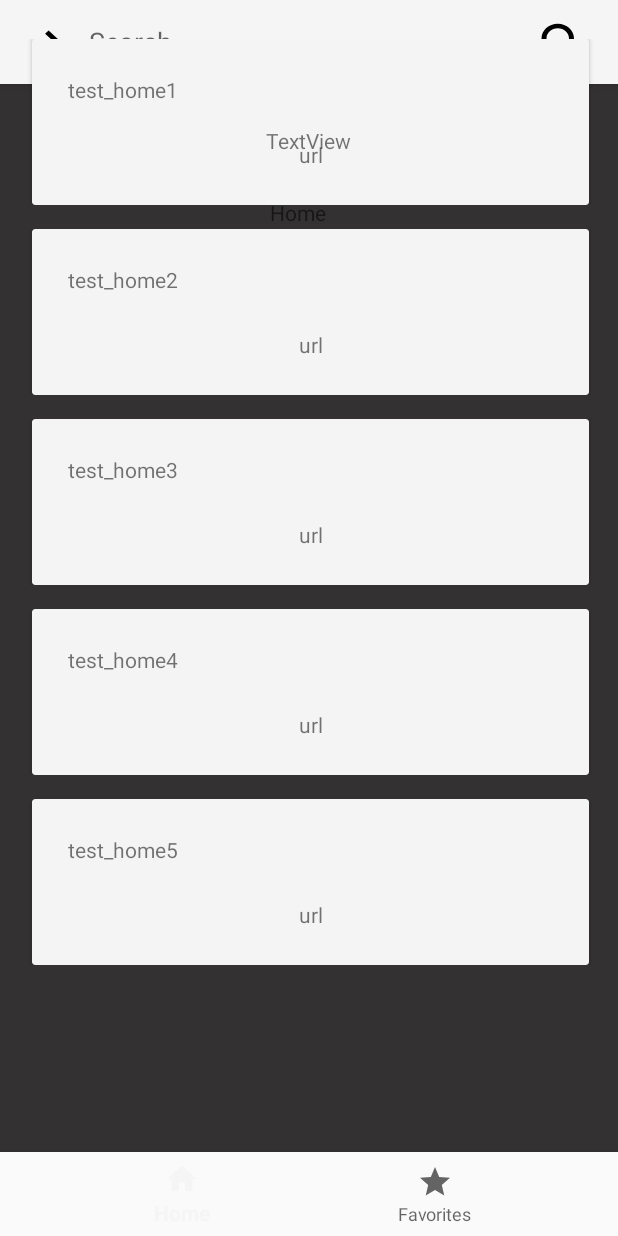
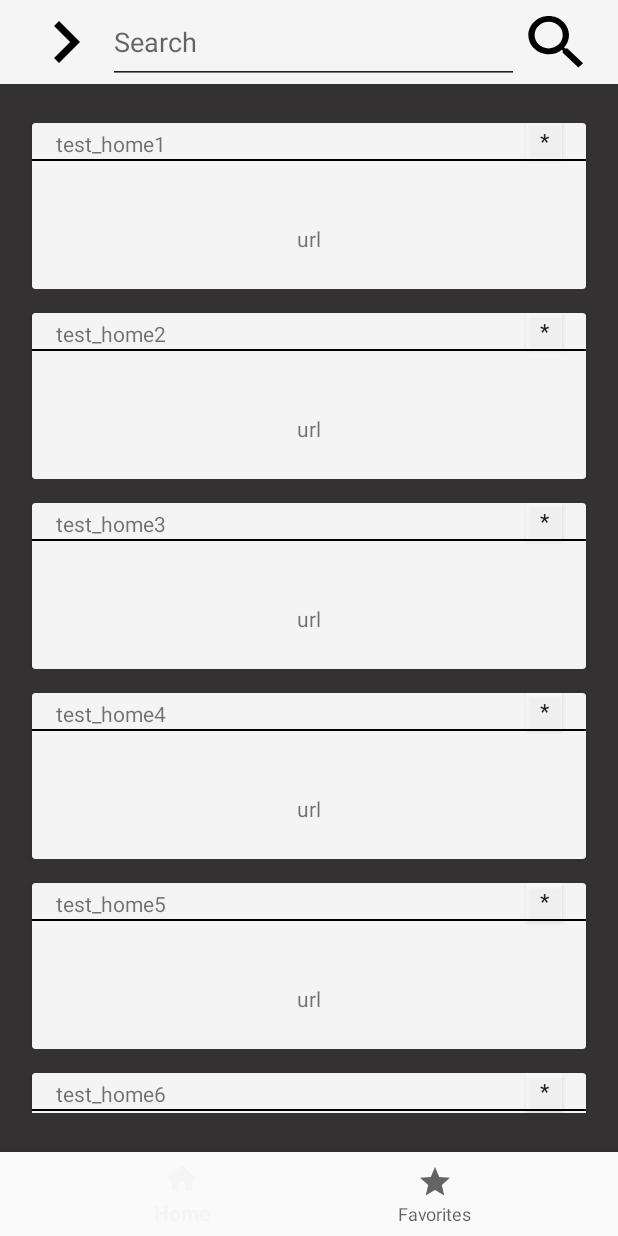
Before and after one commit to LaniJW/m335-dylans-danielas-laniw, an Android app: the screen it shows after launch (MainActivity), on a phone screen of 412 x 824 dp. Run offline under Robolectric (Android 15) with nearby library versions, the phone set to English and light mode, and no system bars.

Commit message:
added search by id function and udpated cards a little

```diff
--- a/app/src/main/java/com/example/bottom_nav_test/Comic.java
+++ b/app/src/main/java/com/example/bottom_nav_test/Comic.java
@@ -2,6 +2,7 @@ package com.example.bottom_nav_test;
 
 public class Comic {
 
+    private int id;
     private String title;
     private String safe_title;
     private String url;
@@ -11,12 +12,17 @@ public class Comic {
     private int transcript;
     private int alt;
 
-    public Comic(String title, String url){
+    public Comic(int id, String title, String url){
+        this.id = id;
         this.title = title;
         this.url = url;
     }
 
     //(TODO) add constructor for detal view and getters/setters
+
+    public int getId() { return this.id; }
+
+    public void setId() { this.id = id; }
 
     public String getTitle(){
         return this.title;
--- a/app/src/main/java/com/example/bottom_nav_test/MainActivity.java
+++ b/app/src/main/java/com/example/bottom_nav_test/MainActivity.java
@@ -17,10 +17,9 @@ import java.util.ArrayList;
 import java.util.List;
 
 public class MainActivity extends AppCompatActivity {
-    private TextView mTextMessage;
     private SearchBar searchBarClass;
     private EditText searchTextField;
-    ArrayList<Integer> comicID = new ArrayList<>();
+    ArrayList<Comic> comicID = new ArrayList<>();
     private ListView mMainListView;
     private Context context;
 
@@ -34,7 +33,7 @@ public class MainActivity extends AppCompatActivity {
                     // test data for card list view in home
                     List<Comic> homeComicList = new ArrayList<>();
                     for(int i = 1; i <= 12; i++){
-                        Comic comic1 = new Comic("test_home" + i, "url");
+                        Comic comic1 = new Comic(i,"test_home" + i, "url");
                         homeComicList.add(comic1);
                     }
                     mMainListView.setAdapter(new ComicAdapter(context, new ArrayList<Comic>()));
@@ -44,7 +43,7 @@ public class MainActivity extends AppCompatActivity {
                     // test data for card list view in favorites
                     List<Comic> favComicList = new ArrayList<>();
                     for(int i = 1; i <= 12; i++){
-                        Comic comic1 = new Comic("test_fav" + i, "url");
+                        Comic comic1 = new Comic(i,"test_fav" + i, "url");
                         favComicList.add(comic1);
                     }
                     mMainListView.setAdapter(new ComicAdapter(context, new ArrayList<Comic>()));
@@ -60,13 +59,13 @@ public class MainActivity extends AppCompatActivity {
         super.onCreate(savedInstanceState);
         setContentView(R.layout.activity_main);
 
+        mMainListView = findViewById(R.id.main_listView);
+        context = this.getApplicationContext();
+
         // Toolbar
-        comicID.add(6);
-        comicID.add(5);
-        comicID.add(4);
-        comicID.add(3);
-        comicID.add(2);
-        comicID.add(1);
+        for(int i = 1; i <= 6; i++){
+            comicID.add(new Comic(i, "searchtest" + i, "img_url" + i));
+        }
 
         Toolbar searchBar = findViewById(R.id.search_bar);
         setSupportActionBar(searchBar);
@@ -79,20 +78,17 @@ public class MainActivity extends AppCompatActivity {
         BottomNavigationView navView = findViewById(R.id.nav_view);
         navView.setOnNavigationItemSelectedListener(mOnNavigationItemSelectedListener);
 
-        mMainListView = findViewById(R.id.main_listView);
-        context = this.getApplicationContext();
-
         // test data for card list view in home
         List<Comic> homeComicList = new ArrayList<>();
         for(int i = 1; i <= 12; i++){
-            Comic comic1 = new Comic("test_home" + i, "url");
+            Comic comic1 = new Comic(i,"test_home" + i, "url");
             homeComicList.add(comic1);
         }
 
         // test data for card list view in favorites
         List<Comic> favComicList = new ArrayList<>();
         for(int i = 1; i <= 12; i++){
-            Comic comic1 = new Comic("test_fav" + i, "url");
+            Comic comic1 = new Comic(i,"test_fav" + i, "url");
             favComicList.add(comic1);
         }
 
@@ -104,8 +100,9 @@ public class MainActivity extends AppCompatActivity {
         public void onClick(View button1){
             searchBarClass = new SearchBar();
             searchTextField = findViewById(R.id.search_bar_text_field);
-            mTextMessage = findViewById(R.id.textView4);
-            searchBarClass.performSearch(comicID, searchTextField, mTextMessage);
+            mMainListView = findViewById(R.id.main_listView);
+            mMainListView.setAdapter(new ComicAdapter(context, searchBarClass.performSearch(
+                    comicID, searchTextField)));
         }
     };
 
--- a/app/src/main/java/com/example/bottom_nav_test/SearchBar.java
+++ b/app/src/main/java/com/example/bottom_nav_test/SearchBar.java
@@ -2,33 +2,33 @@ package com.example.bottom_nav_test;
 
 import android.support.v7.app.AppCompatActivity;
 
+import android.widget.ArrayAdapter;
 import android.widget.EditText;
 import android.widget.TextView;
 
 import java.util.ArrayList;
+import java.util.List;
 
 public class SearchBar extends AppCompatActivity {
 
-    public void performSearch(ArrayList<Integer> list, EditText searchTextField, TextView text){
-
+    public List<Comic> performSearch(ArrayList<Comic> list, EditText searchTextField){
+        List<Comic> comicsForSearch = new ArrayList<>();
         String searchedID = searchTextField.getText().toString();
-        text.setText("No comic with ID \"" + searchedID + "\" found.");
 
         if(searchedID.equals("") || searchedID.equals("*")){
-            for(int ID : list){
-                text.setText("I would print everything out!");
+            for(Comic comic : list){
+                comicsForSearch.add(comic);
             }
         } else if(searchedID.matches("\\d")){
-            for(int ID : list) {
-                if (ID == Integer.valueOf(searchedID)) {
-                    text.setText(ID + " found");
+            for(Comic comic : list) {
+                if (comic.getId() == Integer.valueOf(searchedID)) {
+                    comicsForSearch.add(comic);
                 }
             }
         } else {
-            text.setText("Invalid input type.");
         }
 
-
+        return comicsForSearch;
     }
 
     public void openDropdown() {
--- a/app/src/main/res/layout/activity_main.xml
+++ b/app/src/main/res/layout/activity_main.xml
@@ -8,25 +8,10 @@
     android:background="@color/pageBackgroundColor"
     tools:context=".MainActivity">
 
-    <include
-        android:id="@+id/include"
-        layout="@layout/searchbar"
-        tools:layout_editor_absoluteX="0dp"
-        tools:layout_editor_absoluteY="16dp" />
-
-    <TextView
-        android:id="@+id/message"
-        android:layout_width="45dp"
-        android:layout_height="23dp"
-        android:layout_marginLeft="180dp"
-        android:layout_marginTop="132dp"
-        android:text="@string/title_home"
-        app:layout_constraintLeft_toLeftOf="parent"
-        app:layout_constraintTop_toTopOf="@+id/include" />
     <ListView
         android:id="@+id/main_listView"
-        android:layout_width="414dp"
-        android:layout_height="675dp"
+        android:layout_width="0dp"
+        android:layout_height="0dp"
         android:divider="@color/dividerColor"
         android:dividerHeight="@dimen/listView_itemSpacing"
         android:paddingLeft="@dimen/listView_sidePadding"
@@ -34,11 +19,16 @@
         android:paddingRight="@dimen/listView_sidePadding"
         android:paddingBottom="@dimen/listView_topPadding"
         app:layout_constraintBottom_toTopOf="@+id/nav_view"
-        app:layout_constraintEnd_toEndOf="parent"
+        app:layout_constraintEnd_toEndOf="@+id/include"
         app:layout_constraintHorizontal_bias="0.0"
-        app:layout_constraintStart_toStartOf="parent"
-        app:layout_constraintTop_toTopOf="parent"
-        app:layout_constraintVertical_bias="0.0" />
+        app:layout_constraintStart_toStartOf="@+id/include"
+        app:layout_constraintTop_toBottomOf="@+id/include">
+
+    </ListView>
+
+    <include
+        android:id="@+id/include"
+        layout="@layout/searchbar" />
 
     <android.support.design.widget.BottomNavigationView
         android:id="@+id/nav_view"
@@ -50,19 +40,4 @@
         app:layout_constraintRight_toRightOf="parent"
         app:menu="@menu/bottom_nav_menu" />
 
-    <TextView
-        android:id="@+id/textView4"
-        android:layout_width="wrap_content"
-        android:layout_height="wrap_content"
-        android:layout_marginTop="84dp"
-        android:layout_marginEnd="8dp"
-        android:layout_marginBottom="8dp"
-        android:text="TextView"
-        app:layout_constraintBottom_toTopOf="@+id/message"
-        app:layout_constraintEnd_toEndOf="parent"
-        app:layout_constraintHorizontal_bias="0.511"
-        app:layout_constraintStart_toStartOf="parent"
-        app:layout_constraintTop_toTopOf="@+id/include"
-        app:layout_constraintVertical_bias="0.0" />
-
 </android.support.constraint.ConstraintLayout>
--- a/app/src/main/res/layout/comic_card.xml
+++ b/app/src/main/res/layout/comic_card.xml
@@ -20,6 +20,41 @@
 
 
             <TextView
+                android:id="@+id/comicTitle"
+                android:layout_width="0dp"
+                android:layout_height="wrap_content"
+                android:layout_marginStart="16dp"
+                android:layout_marginBottom="40dp"
+                app:layout_constraintBottom_toTopOf="@+id/imageUrl"
+                app:layout_constraintStart_toStartOf="parent"
+                app:layout_constraintTop_toTopOf="parent" />
+
+            <Button
+                android:id="@+id/button"
+                android:layout_width="24dp"
+                android:layout_height="24dp"
+                android:layout_marginEnd="16dp"
+                android:layout_marginBottom="40dp"
+                android:background="#A6FFFFFF"
+                android:text="*"
+                app:layout_constraintBottom_toTopOf="@+id/imageUrl"
+                app:layout_constraintEnd_toEndOf="parent"
+                app:layout_constraintTop_toTopOf="parent"
+                app:layout_constraintVertical_bias="0.0" />
+
+            <View
+                android:id="@+id/divider"
+                android:layout_width="0dp"
+                android:layout_height="1dp"
+                android:layout_marginTop="24dp"
+                android:layout_marginBottom="85dp"
+                android:background="#000000"
+                app:layout_constraintBottom_toBottomOf="parent"
+                app:layout_constraintEnd_toEndOf="parent"
+                app:layout_constraintStart_toStartOf="parent"
+                app:layout_constraintTop_toTopOf="parent" />
+
+            <TextView
                 android:id="@+id/imageUrl"
                 android:layout_width="wrap_content"
                 android:layout_height="wrap_content"
@@ -27,17 +62,6 @@
                 app:layout_constraintBottom_toBottomOf="parent"
                 app:layout_constraintEnd_toEndOf="parent"
                 app:layout_constraintStart_toStartOf="parent" />
-
-            <TextView
-                android:id="@+id/comicTitle"
-                android:layout_width="wrap_content"
-                android:layout_height="wrap_content"
-                android:layout_marginStart="24dp"
-                android:layout_marginTop="24dp"
-                android:layout_marginBottom="24dp"
-                app:layout_constraintBottom_toTopOf="@+id/imageUrl"
-                app:layout_constraintStart_toStartOf="parent"
-                app:layout_constraintTop_toTopOf="parent" />
         </android.support.constraint.ConstraintLayout>
 
 
--- a/app/src/main/res/layout/searchbar.xml
+++ b/app/src/main/res/layout/searchbar.xml
@@ -1,8 +1,9 @@
 <?xml version="1.0" encoding="utf-8"?>
 <android.support.constraint.ConstraintLayout xmlns:android="http://schemas.android.com/apk/res/android"
     xmlns:app="http://schemas.android.com/apk/res-auto"
+    xmlns:tools="http://schemas.android.com/tools"
     android:layout_width="match_parent"
-    android:layout_height="match_parent">
+    android:layout_height="wrap_content">
 
     <android.support.v7.widget.Toolbar
         android:id="@+id/search_bar"
@@ -16,36 +17,51 @@
         app:layout_constraintTop_toTopOf="parent"
         app:popupTheme="@style/ThemeOverlay.AppCompat.Light">
 
-
-        <LinearLayout
+        <android.support.constraint.ConstraintLayout
             android:layout_width="match_parent"
             android:layout_height="match_parent"
-            android:orientation="horizontal">
+            tools:layout_editor_absoluteX="16dp"
+            tools:layout_editor_absoluteY="2dp"
+            android:layout_marginEnd="16dp"
+            android:layout_marginStart="16dp">
 
             <Button
                 android:id="@+id/search_bar_dropdown_button"
-                android:layout_width="@dimen/searchBar_button_width"
-                android:layout_height="@dimen/searchBar_button_height"
+                android:layout_width="56dp"
+                android:layout_height="56dp"
                 android:layout_weight="1"
-                android:background="@drawable/ic_chevron_right_black_24dp"/>
+                android:background="@drawable/ic_chevron_right_black_24dp"
+                app:layout_constraintBottom_toBottomOf="parent"
+                app:layout_constraintEnd_toStartOf="@+id/search_bar_text_field"
+                app:layout_constraintStart_toStartOf="parent"
+                app:layout_constraintTop_toTopOf="parent"
+                app:layout_constraintVertical_bias="0.0" />
 
             <EditText
                 android:id="@+id/search_bar_text_field"
-                android:layout_width="@dimen/searchBar_textField_width"
-                android:layout_height="match_parent"
+                android:layout_width="0dp"
+                android:layout_height="0dp"
                 android:layout_weight="1"
                 android:ems="10"
+                android:hint="@string/searchBar_hint_text"
                 android:inputType="textPersonName"
-                android:hint="@string/searchBar_hint_text"/>
+                app:layout_constraintBottom_toBottomOf="parent"
+                app:layout_constraintEnd_toStartOf="@+id/search_bar_search_button"
+                app:layout_constraintStart_toEndOf="@+id/search_bar_dropdown_button"
+                app:layout_constraintTop_toTopOf="parent" />
 
             <Button
                 android:id="@+id/search_bar_search_button"
-                android:layout_width="@dimen/searchBar_button_width"
-                android:layout_height="@dimen/searchBar_button_height"
-                android:layout_marginEnd="@dimen/searchBar_button_marginEnd"
+                android:layout_width="50dp"
+                android:layout_height="47dp"
                 android:layout_weight="1"
-                android:background="@drawable/ic_search_black_24dp" />
-        </LinearLayout>
+                android:background="@drawable/ic_search_black_24dp"
+                app:layout_constraintBottom_toBottomOf="parent"
+                app:layout_constraintEnd_toEndOf="parent"
+                app:layout_constraintStart_toEndOf="@+id/search_bar_text_field"
+                app:layout_constraintTop_toTopOf="parent" />
+
+        </android.support.constraint.ConstraintLayout>
 
     </android.support.v7.widget.Toolbar>
 
```
